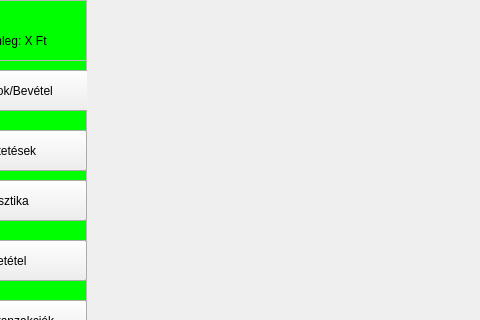
Above: Penzugyi.ui from Kzmkr/gui-bank before the change; both pictures show x 84 to 564 and y 0 to 320 of the 800 by 600 pixel window. Below: the same form after it.
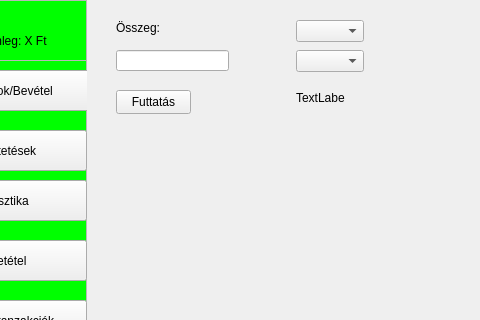
That is the form after the change. The open tabs and pages were chosen to show the change.

```diff
--- a/Penzugyi.ui
+++ b/Penzugyi.ui
@@ -550,7 +550,77 @@
      <widget class="QWidget" name="Felretetel"/>
      <widget class="QWidget" name="MultbeliTranzakciok"/>
      <widget class="QWidget" name="Kategoriak"/>
-     <widget class="QWidget" name="DevizaValtasa"/>
+     <widget class="QWidget" name="DevizaValtasa">
+      <widget class="QLabel" name="label_11">
+       <property name="geometry">
+        <rect>
+         <x>20</x>
+         <y>10</y>
+         <width>49</width>
+         <height>16</height>
+        </rect>
+       </property>
+       <property name="text">
+        <string>Összeg:</string>
+       </property>
+      </widget>
+      <widget class="QLineEdit" name="lineEdit_2">
+       <property name="geometry">
+        <rect>
+         <x>20</x>
+         <y>40</y>
+         <width>113</width>
+         <height>21</height>
+        </rect>
+       </property>
+      </widget>
+      <widget class="QComboBox" name="comboBox">
+       <property name="geometry">
+        <rect>
+         <x>200</x>
+         <y>10</y>
+         <width>68</width>
+         <height>22</height>
+        </rect>
+       </property>
+      </widget>
+      <widget class="QComboBox" name="comboBox_2">
+       <property name="geometry">
+        <rect>
+         <x>200</x>
+         <y>40</y>
+         <width>68</width>
+         <height>22</height>
+        </rect>
+       </property>
+      </widget>
+      <widget class="QLabel" name="Kimenet">
+       <property name="geometry">
+        <rect>
+         <x>200</x>
+         <y>80</y>
+         <width>49</width>
+         <height>16</height>
+        </rect>
+       </property>
+       <property name="text">
+        <string>TextLabel</string>
+       </property>
+      </widget>
+      <widget class="QPushButton" name="pushButton_9">
+       <property name="geometry">
+        <rect>
+         <x>20</x>
+         <y>80</y>
+         <width>75</width>
+         <height>24</height>
+        </rect>
+       </property>
+       <property name="text">
+        <string>Futtatás</string>
+       </property>
+      </widget>
+     </widget>
     </widget>
    </widget>
   </widget>
```
